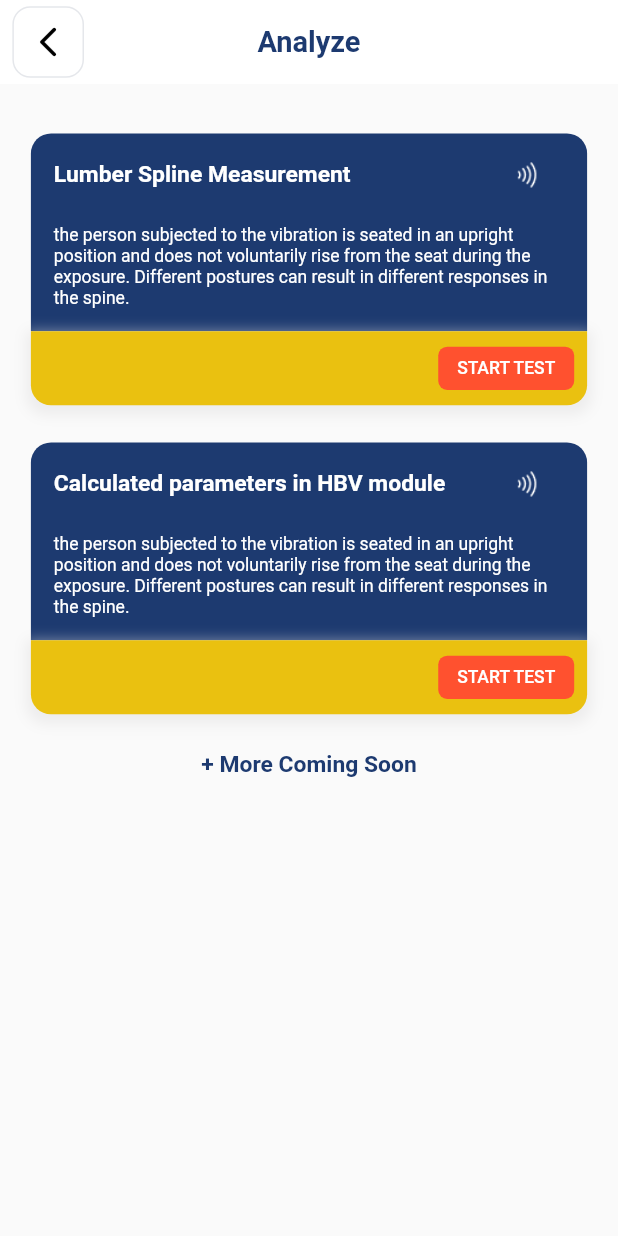
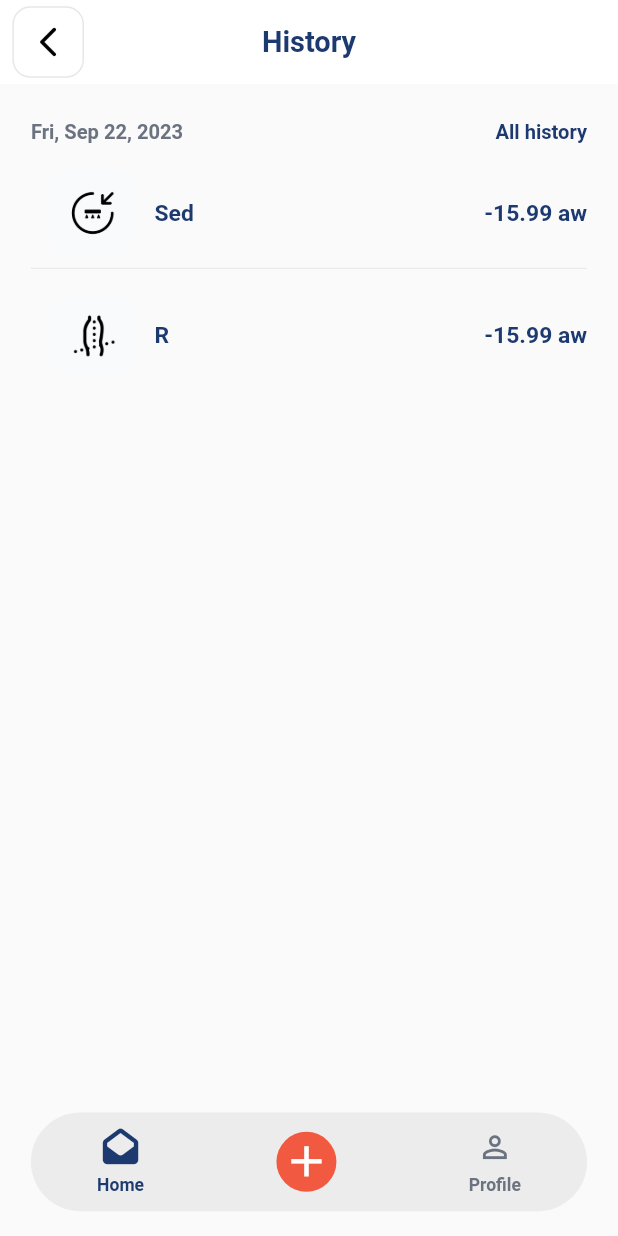
Before and after one commit to anshd258/Lumber-Spine-app-and-web, a Flutter app: the HomeScreen screen opened by its route, after a tap on "Analyze", on a phone screen of 412 x 824 dp. Run offline on Flutter 3.47's test engine with Material 2 defaults, Android fonts, the phone set to English and light mode, and no system bars; our stand-ins replace bloc, carousel_slider, file_picker, flutter_bloc, font_awesome_flutter, google_fonts and 5 more; missing offline and left inert: email_otp, syncfusion_flutter_core.

Commit message:
Changes home screen and added history screen

```diff
--- a/lib/Middleware/helper/routes/routes.dart
+++ b/lib/Middleware/helper/routes/routes.dart
@@ -5,6 +5,7 @@ import 'package:data_hub/UI/screens/about_screen.dart';
 import 'package:data_hub/UI/screens/analyze_screen.dart';
 import 'package:data_hub/UI/screens/checklist_screen.dart';
 import 'package:data_hub/UI/screens/graph_screen.dart';
+import 'package:data_hub/UI/screens/history_screen.dart';
 import 'package:data_hub/UI/screens/home_screen.dart';
 import 'package:data_hub/UI/screens/instructions_screen.dart';
 import 'package:data_hub/UI/screens/registration_completed_screen.dart';
@@ -43,6 +44,8 @@ var routes = <String, WidgetBuilder>{
 
   '/analyze_screen': (context) => const AnalyzeScreen(),
 
+  '/history_screen': (context) => const History(),
+
   '/instructions_screen': (context) => const Instructions(),
 
   '/checklist_screen': (context) => const ChecklistScreen(),
--- a/lib/UI/screens/analyze_screen.dart
+++ b/lib/UI/screens/analyze_screen.dart
@@ -1,6 +1,7 @@
 import 'package:data_hub/Middleware/bloc/CSVdata/getcsv_cubit.dart';
 import 'package:data_hub/UI/widgets/appbar.dart';
 import 'package:data_hub/UI/widgets/blue_button.dart';
+import 'package:data_hub/UI/widgets/bottom_navbar.dart';
 import 'package:flutter/material.dart';
 import 'package:flutter_bloc/flutter_bloc.dart';
 import 'package:google_fonts/google_fonts.dart';
@@ -96,7 +97,8 @@ class _AnalyzeScreenState extends State<AnalyzeScreen> {
                       return BlueButton(
                           text: 'Proceed',
                           onTap: () {
-                            Navigator.pushNamed(context, '/instructions_screen');
+                            Navigator.pushNamed(
+                                context, '/instructions_screen');
                           });
                     } else if (state is GetcsvError) {
                       return Center(
@@ -137,25 +139,54 @@ class _AnalyzeScreenState extends State<AnalyzeScreen> {
               MyCard(
                 title: 'Lumber Spline Measurement',
                 desc: desc,
+                onTap: () {},
+              ),
+              InkWell(
                 onTap: () {
                   showUploadDialog(context);
                 },
+                child: Container(
+                  padding: EdgeInsets.all(18.sp),
+                  height: 35.h,
+                  width: 200.w,
+                  decoration: BoxDecoration(
+                    shape: BoxShape.circle,
+                    color: whiteText,
+                    border: Border.all(color: blue, width: 10.sp),
                   ),
-              MyCard(
-                title: 'Calculated parameters in HBV module',
-                desc: desc,
+                  child: Container(
+                    height: 25.h,
+                    width: 180.w,
+                    decoration: BoxDecoration(
+                      shape: BoxShape.circle,
+                      color: blue,
+                    ),
+                    child: Center(
+                      child: Text(
+                        'Start Test',
+                        style: GoogleFonts.roboto(
+                          color: whiteText,
+                          fontWeight: FontWeight.bold,
+                          fontSize: 22.sp,
+                        ),
+                      ),
+                    ),
+                  ),
+                ),
+              ),
+              SizedBox(
+                height: 3.h,
+              ),
+              BlueButton(
+                  text: 'History',
                   onTap: () {
-                  showUploadDialog(context);
-                },
+                    Navigator.pushNamed(context, '/history_screen');
+                  }),
+              const Spacer(),
+              const BottomNavBar(),
+              SizedBox(
+                height: 1.h,
               ),
-              Text(
-                '+ More Coming Soon',
-                style: GoogleFonts.roboto(
-                  color: blue,
-                  fontSize: 16.sp,
-                  fontWeight: FontWeight.bold,
-                ),
-              )
             ],
           ),
         ),
@@ -247,32 +278,27 @@ class MyCard extends StatelessWidget {
               ),
             ],
           ),
-          child: Row(
-            mainAxisAlignment: MainAxisAlignment.end,
+          child: Padding(
+            padding: EdgeInsets.all(10.sp),
+            child: Column(
+              crossAxisAlignment: CrossAxisAlignment.start,
               children: [
-              GestureDetector(
-                onTap: () => onTap(),
-                child: Container(
-                  margin: EdgeInsets.all(12.sp),
-                  height: 3.5.h,
-                  width: 22.w,
-                  decoration: BoxDecoration(
-                    color: red,
-                    borderRadius: BorderRadius.circular(10.sp),
-                  ),
-                  child: Center(
-                    child: Text(
-                      'START TEST',
+                Text(
+                  'Sed: Daily Equivalent Static Compression Dose (Mpa)',
                   style: GoogleFonts.roboto(
-                        color: whiteText,
+                    color: Colors.white,
                     fontSize: 14.sp,
-                        fontWeight: FontWeight.w500,
                   ),
                 ),
+                Text(
+                  'R: Risk Factor',
+                  style: GoogleFonts.roboto(
+                    color: Colors.white,
+                    fontSize: 14.sp,
                   ),
+                )
+              ],
             ),
-              ),
-            ],
           ),
         ),
         SizedBox(
--- /dev/null
+++ b/lib/UI/screens/history_screen.dart
@@ -0,0 +1,137 @@
+import 'package:data_hub/Middleware/constants/colors.dart';
+import 'package:data_hub/UI/widgets/appbar.dart';
+import 'package:data_hub/UI/widgets/back_button.dart';
+import 'package:data_hub/UI/widgets/bottom_navbar.dart';
+import 'package:flutter/material.dart';
+import 'package:google_fonts/google_fonts.dart';
+import 'package:responsive_sizer/responsive_sizer.dart';
+import 'package:intl/intl.dart';
+
+class History extends StatefulWidget {
+  const History({super.key});
+
+  @override
+  State<History> createState() => _HistoryState();
+}
+
+class _HistoryState extends State<History> {
+  String formattedDate = DateFormat.yMMMEd().format(DateTime.now());
+
+  @override
+  Widget build(BuildContext context) {
+    return SafeArea(
+      child: Scaffold(
+        appBar: const PreferredSize(
+          preferredSize: Size.fromHeight(kToolbarHeight),
+          child: Appbar1(title: 'History'),
+        ),
+        body: Padding(
+          padding: EdgeInsets.symmetric(horizontal: 5.w),
+          child: Column(
+            mainAxisAlignment: MainAxisAlignment.start,
+            crossAxisAlignment: CrossAxisAlignment.start,
+            children: [
+              SizedBox(
+                height: 3.h,
+              ),
+              Row(
+                children: [
+                  Text(
+                    formattedDate,
+                    style: GoogleFonts.roboto(
+                      color: darkerGrey,
+                      fontSize: 15.sp,
+                      fontWeight: FontWeight.w700,
+                    ),
+                  ),
+                  const Spacer(),
+                  Text(
+                    'All history',
+                    style: GoogleFonts.roboto(
+                      color: blue,
+                      fontSize: 15.sp,
+                      fontWeight: FontWeight.w700,
+                    ),
+                  ),
+                ],
+              ),
+              SizedBox(
+                height: 2.h,
+              ),
+              const HistoryCard(
+                url: 'assets/home_page/hbv.png',
+                title: 'Sed',
+                value: '-15.99 aw',
+              ),
+              Divider(color: lighterGrey),
+              SizedBox(
+                height: 1.h,
+              ),
+              const HistoryCard(
+                url: 'assets/home_page/lumber.png',
+                title: 'R',
+                value: '-15.99 aw',
+              ),
+              const Spacer(),
+              const BottomNavBar(),
+              SizedBox(height: 2.h),
+            ],
+          ),
+        ),
+      ),
+    );
+  }
+}
+
+class HistoryCard extends StatelessWidget {
+  final String url;
+  final String title;
+  final String value;
+
+  const HistoryCard({
+    super.key,
+    required this.url,
+    this.title = '',
+    required this.value,
+  });
+
+  @override
+  Widget build(BuildContext context) {
+    return Row(
+      children: [
+        Container(
+          height: 7.h,
+          width: 20.w,
+          decoration: BoxDecoration(
+            image: DecorationImage(
+              image: AssetImage(url),
+              fit: BoxFit.contain,
+            ),
+          ),
+        ),
+        Column(
+          crossAxisAlignment: CrossAxisAlignment.start,
+          children: [
+            Text(
+              title,
+              style: GoogleFonts.roboto(
+                color: blue,
+                fontSize: 16.sp,
+                fontWeight: FontWeight.bold,
+              ),
+            ),
+          ],
+        ),
+        const Spacer(),
+        Text(
+          value,
+          style: GoogleFonts.roboto(
+            color: blue,
+            fontSize: 16.sp,
+            fontWeight: FontWeight.bold,
+          ),
+        ),
+      ],
+    );
+  }
+}
--- a/lib/UI/screens/home_screen.dart
+++ b/lib/UI/screens/home_screen.dart
@@ -93,7 +93,7 @@ class _HomeScreenState extends State<HomeScreen> {
                         name: 'Analyze',
                         url: "assets/home_page/analyze.png",
                         onTap: () {
-                          Navigator.pushNamed(context, '/analyze_screen');
+                          Navigator.pushNamed(context, '/history_screen');
                         },
                       ),
                       SizedBox(width: 10.w),
--- a/lib/UI/screens/registration_completed_screen.dart
+++ b/lib/UI/screens/registration_completed_screen.dart
@@ -100,7 +100,7 @@ class RegistrationCompletedScreen extends StatelessWidget {
                   child: BlueButton(
                       text: 'Get Started',
                       onTap: () {
-                        Navigator.pushNamed(context, '/home_screen');
+                        Navigator.pushNamed(context, '/analyze_screen');
                       }),
                 ),
               )
--- a/lib/UI/screens/signin_screen.dart
+++ b/lib/UI/screens/signin_screen.dart
@@ -120,7 +120,7 @@ class SignInScreen extends StatelessWidget {
                 BlocListener<SignInBloc, SignInState>(
                   listener: (context, state) {
                     if (state is SignInSubmittedState) {
-                      Navigator.pushNamed(context, '/home_screen');
+                      Navigator.pushNamed(context, '/analyze_screen');
                     }
                   },
                   child: BlocBuilder<SignInBloc, SignInState>(
```
Lines whose indentation alone changed are shown as unchanged.
